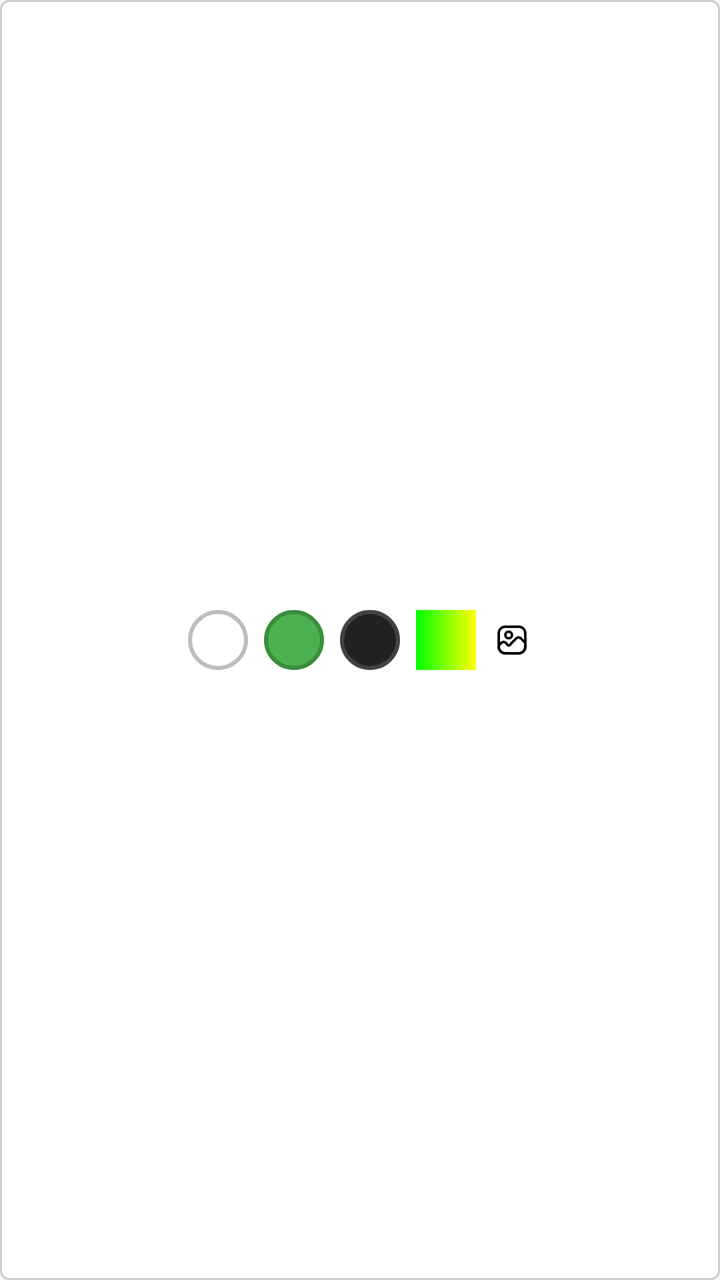
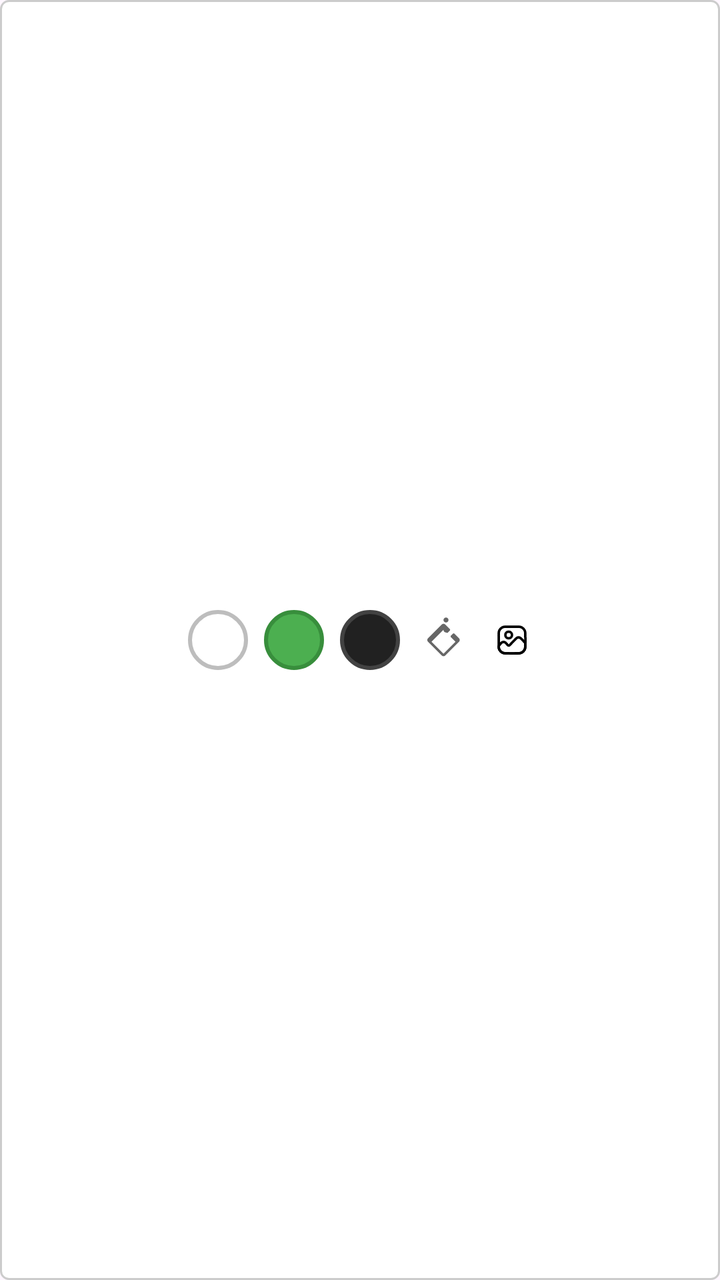

Compare the two renders of this Android layout. The source of the first and the diff that turns it into the second are given below.
<!-- AndroidManifest.xml: application theme Theme.TutAR_Next_Reality_Classroom -->
<!-- res/layout/dialog_color_picker.xml -->
<?xml version="1.0" encoding="utf-8"?>
<LinearLayout xmlns:android="http://schemas.android.com/apk/res/android"
    android:layout_width="wrap_content"
    android:layout_height="wrap_content"
    android:orientation="horizontal"
    android:padding="12dp"
    android:background="@drawable/option_container"
    android:gravity="center">

    <RadioButton
        android:id="@+id/colorWhite"
        android:layout_width="30dp"
        android:layout_height="30dp"
        android:button="@null"
        android:background="@drawable/bg_color_white"/>

    <RadioButton
        android:id="@+id/colorGreen"
        android:layout_width="30dp"
        android:layout_height="30dp"
        android:button="@null"
        android:background="@drawable/bg_color_green"
        android:layout_marginStart="8dp"/>

    <RadioButton
        android:id="@+id/colorBlack"
        android:layout_width="30dp"
        android:layout_height="30dp"
        android:button="@null"
        android:background="@drawable/bg_color_black"
        android:layout_marginStart="8dp"/>

    <RadioButton
        android:id="@+id/colorSplit"
        android:layout_width="30dp"
        android:layout_height="30dp"
        android:button="@null"
        android:background="@drawable/bg_color_split"
        android:layout_marginStart="8dp"/>

    <ImageButton
        android:id="@+id/btnPickImage"
        android:layout_width="20dp"
        android:layout_height="20dp"
        android:background="@drawable/bg_image_selector"
        android:scaleType="centerInside"
        android:layout_marginStart="8dp"/>
</LinearLayout>
<!-- resources referenced by this layout -->
<resources>
  <!-- drawable bg_color_black (drawable) -->
  <?xml version="1.0" encoding="utf-8"?>
  <shape xmlns:android="http://schemas.android.com/apk/res/android"
      android:shape="oval">
      <solid android:color="#212121"/> 
      <stroke
          android:width="2dp"
          android:color="#424242"/> 
  </shape>
  <!-- drawable bg_color_green (drawable) -->
  <?xml version="1.0" encoding="utf-8"?>
  <shape xmlns:android="http://schemas.android.com/apk/res/android"
      android:shape="oval">
      <solid android:color="#4CAF50"/> 
      <stroke
          android:width="2dp"
          android:color="#388E3C"/> 
  </shape>
  <!-- drawable bg_color_split (drawable) -->
  <?xml version="1.0" encoding="utf-8"?>
  <shape xmlns:android="http://schemas.android.com/apk/res/android">
      <gradient
          android:startColor="#00FF00"
          android:endColor="#FFFF00"
          android:angle="0"/>
  </shape>
  <!-- drawable bg_color_white (drawable) -->
  <?xml version="1.0" encoding="utf-8"?>
  <shape xmlns:android="http://schemas.android.com/apk/res/android"
      android:shape="oval">
      <solid android:color="#FFFFFF"/> 
      <stroke
          android:width="2dp"
          android:color="#BDBDBD"/> 
  </shape>
  <!-- drawable bg_image_selector: vector/xml drawable (drawable, 3300 chars, omitted) -->
  <!-- drawable option_container (drawable) -->
  <?xml version="1.0" encoding="utf-8"?>
  <shape xmlns:android="http://schemas.android.com/apk/res/android"
      android:shape="rectangle">
  
      <solid android:color="@android:color/white"/>
      <corners android:radius="4dp"/>
      <stroke android:width="1dp" android:color="#CCCCCC"/>
  </shape>
  <style name="Theme.TutAR_Next_Reality_Classroom" parent="Base.Theme.TutAR_Next_Reality_Classroom" />
  <style name="Base.Theme.TutAR_Next_Reality_Classroom" parent="Theme.Material3.DayNight.NoActionBar">
          
          
      </style>
</resources>

<!-- the commit's change to res/layout/dialog_color_picker.xml (unified diff, before → after) -->
@@ -30,13 +30,23 @@
         android:background="@drawable/bg_color_black"
         android:layout_marginStart="8dp"/>
 
-    <RadioButton
-        android:id="@+id/colorSplit"
+
+
+
+
+
+
+
+
+    
+    <ImageButton
+        android:id="@+id/btnColorPicker"
         android:layout_width="30dp"
         android:layout_height="30dp"
-        android:button="@null"
-        android:background="@drawable/bg_color_split"
-        android:layout_marginStart="8dp"/>
+        android:background="@drawable/ic_color_picker"
+        android:scaleType="centerInside"
+        android:layout_marginStart="8dp"
+        android:contentDescription="Color Picker"/>
 
     <ImageButton
         android:id="@+id/btnPickImage"
<!-- resource entries referenced after the edit -->
@@ -18,14 +18,6 @@
           android:width="2dp"
           android:color="#388E3C"/> 
   </shape>
-  <!-- drawable bg_color_split (drawable) -->
-  <?xml version="1.0" encoding="utf-8"?>
-  <shape xmlns:android="http://schemas.android.com/apk/res/android">
-      <gradient
-          android:startColor="#00FF00"
-          android:endColor="#FFFF00"
-          android:angle="0"/>
-  </shape>
   <!-- drawable bg_color_white (drawable) -->
   <?xml version="1.0" encoding="utf-8"?>
   <shape xmlns:android="http://schemas.android.com/apk/res/android"
@@ -36,6 +28,17 @@
           android:color="#BDBDBD"/> 
   </shape>
   <!-- drawable bg_image_selector: vector/xml drawable (drawable, 3300 chars, omitted) -->
+  <!-- drawable ic_color_picker (drawable) -->
+  <?xml version="1.0" encoding="utf-8"?>
+  <vector xmlns:android="http://schemas.android.com/apk/res/android"
+      android:width="24dp"
+      android:height="24dp"
+      android:viewportWidth="24"
+      android:viewportHeight="24">
+      <path
+          android:fillColor="#666666"
+          android:pathData="M17.5,12c0,0.28 -0.11,0.53 -0.29,0.71l-5.5,5.5c-0.39,0.39 -1.02,0.39 -1.41,0l-5.5,-5.5c-0.39,-0.39 -0.39,-1.02 0,-1.41l5.5,-5.5c0.39,-0.39 1.02,-0.39 1.41,0l1.79,1.79c0.2,0.2 0.2,0.51 0,0.71l-0.71,0.71c-0.2,0.2 -0.51,0.2 -0.71,0l-1.09,-1.09l-4.8,4.8l4.8,4.8l4.8,-4.8l-1.79,-1.79c-0.2,-0.2 -0.2,-0.51 0,-0.71l0.71,-0.71c0.2,-0.2 0.51,-0.2 0.71,0l1.79,1.79c0.18,0.18 0.29,0.43 0.29,0.71zM12,3c0.55,0 1,0.45 1,1s-0.45,1 -1,1s-1,-0.45 -1,-1s0.45,-1 1,-1zM12,7c0.55,0 1,0.45 1,1s-0.45,1 -1,1s-1,-0.45 -1,-1s0.45,-1 1,-1z"/>
+  </vector>
   <!-- drawable option_container (drawable) -->
   <?xml version="1.0" encoding="utf-8"?>
   <shape xmlns:android="http://schemas.android.com/apk/res/android"
